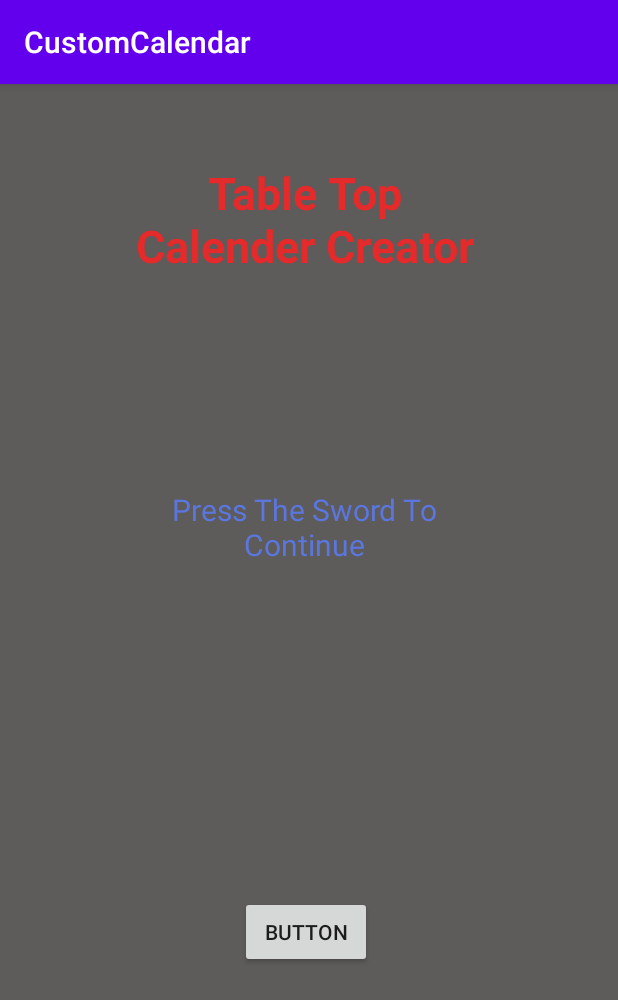
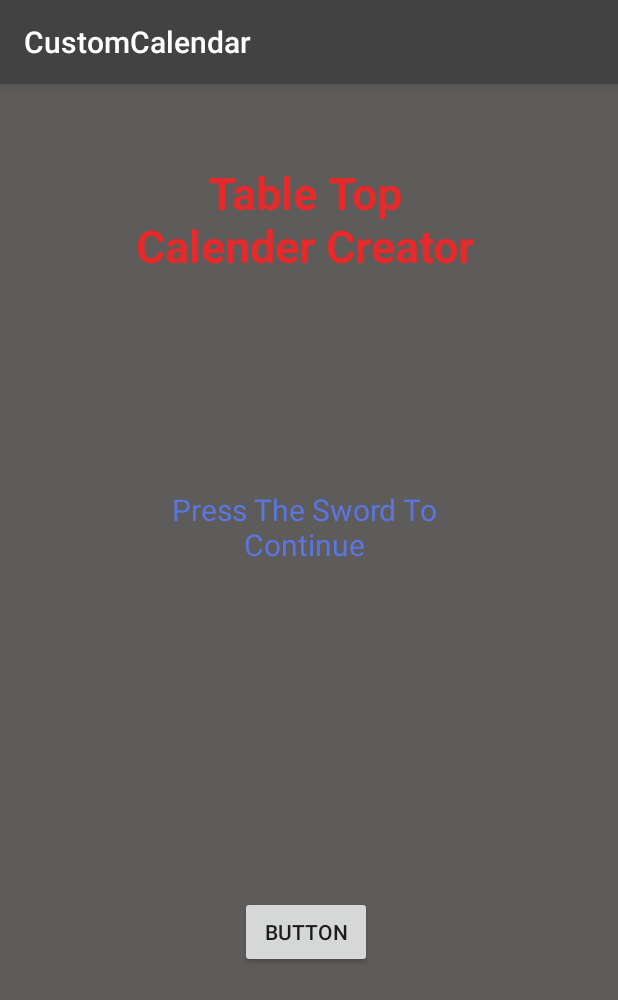
Before and after one commit to DanKBerg/JonAndDan, an Android app: the screen it shows after launch (MainActivity), on a phone screen of 412 x 824 dp. Shown: the top 1000 px of the screen. Run offline under Robolectric (Android 15) with nearby library versions, the phone set to English and light mode, and no system bars; Roboto replaces fonts that are not available here.

Commit message:
changed theme color.

```diff
--- a/app/src/main/res/values/themes.xml
+++ b/app/src/main/res/values/themes.xml
@@ -2,8 +2,8 @@
     <!-- Base application theme. -->
     <style name="Theme.CustomCalendar" parent="Theme.AppCompat.Light.DarkActionBar">
         <!-- Primary brand color. -->
-        <item name="colorPrimary">@color/purple_500</item>
-        <item name="colorPrimaryVariant">@color/purple_700</item>
+        <item name="colorPrimary">@color/cardview_dark_background</item>
+        <item name="colorPrimaryVariant">@color/cardview_dark_background</item>
         <item name="colorOnPrimary">@color/white</item>
         <!-- Secondary brand color. -->
         <item name="colorSecondary">@color/teal_200</item>
```
